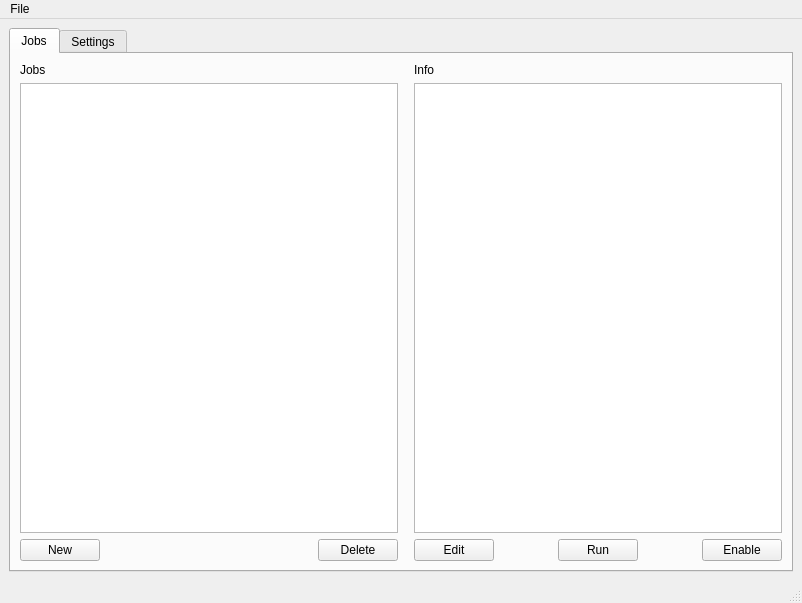
First picture: the form in mainwindow.ui, repository arkennia/rBackup, before the edit.
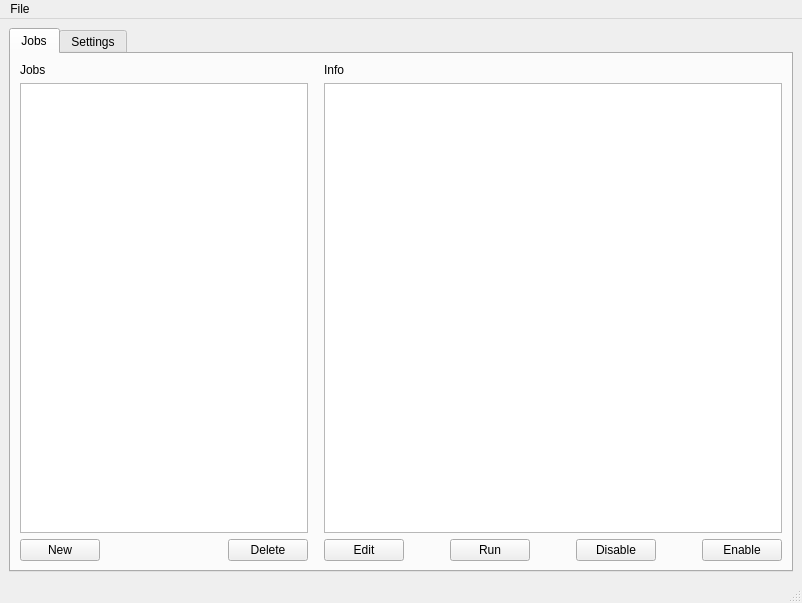
Second picture: the form after the edit.

Diff of the .ui file:
```diff
--- a/mainwindow.ui
+++ b/mainwindow.ui
@@ -140,6 +140,26 @@
               </property>
              </spacer>
             </item>
+            <item>
+             <widget class="QPushButton" name="disableButton">
+              <property name="text">
+               <string>Disable</string>
+              </property>
+             </widget>
+            </item>
+            <item>
+             <spacer name="horizontalSpacer_6">
+              <property name="orientation">
+               <enum>Qt::Horizontal</enum>
+              </property>
+              <property name="sizeHint" stdset="0">
+               <size>
+                <width>40</width>
+                <height>20</height>
+               </size>
+              </property>
+             </spacer>
+            </item>
             <item>
              <widget class="QPushButton" name="enableButton">
               <property name="text">
```
